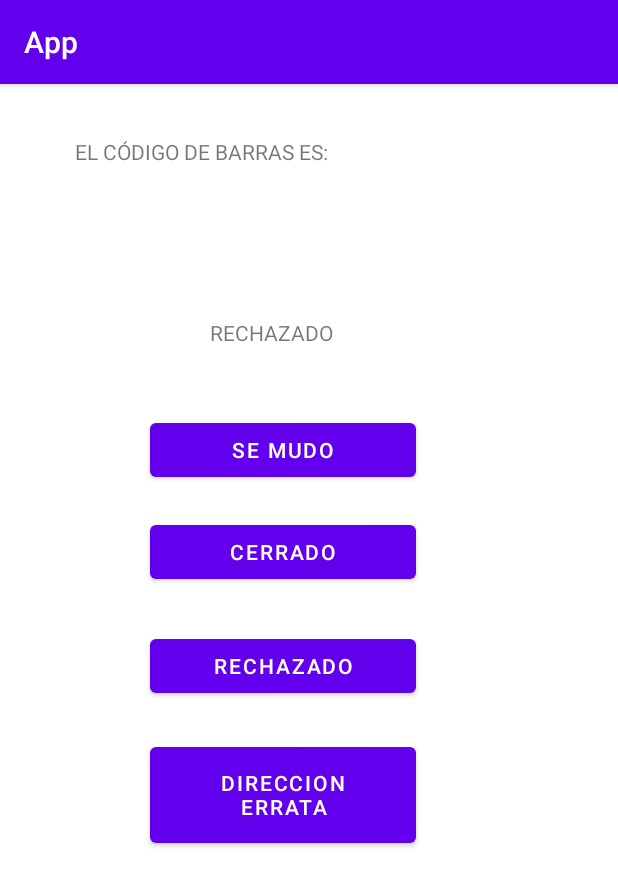
After one commit to pachoGit/AppScanner, an Android app: the RefusedStateActivity screen opened directly, with no data from a screen before it, on a phone screen of 412 x 824 dp. The commit adds this screen. Shown: the top 886 px of the screen. Run offline under Robolectric (Android 15) with nearby library versions, the phone set to English and light mode, and no system bars.

Commit message:
Creando la actividad de RECHAZADO

```diff
--- /dev/null
+++ b/app/src/main/java/com/example/app/RefusedStateActivity.kt
@@ -0,0 +1,11 @@
+package com.example.app
+
+import androidx.appcompat.app.AppCompatActivity
+import android.os.Bundle
+
+class RefusedStateActivity : AppCompatActivity() {
+    override fun onCreate(savedInstanceState: Bundle?) {
+        super.onCreate(savedInstanceState)
+        setContentView(R.layout.activity_refused_state)
+    }
+}
--- a/app/src/main/res/layout/activity_choose_state.xml
+++ b/app/src/main/res/layout/activity_choose_state.xml
@@ -22,7 +22,7 @@
         android:layout_height="59dp"
         android:layout_marginStart="90dp"
         android:layout_marginTop="175dp"
-        android:text="VOLVER A TOMAR FOTO"
+        android:text="VOLVER A ESCANEAR"
         app:layout_constraintStart_toStartOf="parent"
         app:layout_constraintTop_toTopOf="parent" />
 
@@ -41,9 +41,7 @@
         android:layout_height="72dp"
         android:layout_marginStart="74dp"
         android:layout_marginTop="365dp"
-        android:background="#4CAF50"
         android:text="ENTREGADO"
-        android:textColor="#263238"
         app:layout_constraintStart_toStartOf="parent"
         app:layout_constraintTop_toTopOf="parent" />
 
@@ -53,9 +51,7 @@
         android:layout_height="72dp"
         android:layout_marginStart="74dp"
         android:layout_marginTop="488dp"
-        android:background="#4CAF50"
         android:text="RECHAZADO"
-        android:textColor="#263238"
         app:layout_constraintStart_toStartOf="parent"
         app:layout_constraintTop_toTopOf="parent" />
 </androidx.constraintlayout.widget.ConstraintLayout>
--- /dev/null
+++ b/app/src/main/res/layout/activity_refused_state.xml
@@ -0,0 +1,77 @@
+<?xml version="1.0" encoding="utf-8"?>
+<androidx.constraintlayout.widget.ConstraintLayout xmlns:android="http://schemas.android.com/apk/res/android"
+    xmlns:app="http://schemas.android.com/apk/res-auto"
+    xmlns:tools="http://schemas.android.com/tools"
+    android:layout_width="match_parent"
+    android:layout_height="match_parent"
+    tools:context=".RefusedStateActivity">
+
+    <Button
+        android:id="@+id/btnWrongAddress"
+        android:layout_width="177dp"
+        android:layout_height="76dp"
+        android:layout_marginStart="100dp"
+        android:layout_marginTop="436dp"
+        android:text="DIRECCION ERRATA"
+        app:layout_constraintStart_toStartOf="parent"
+        app:layout_constraintTop_toTopOf="parent" />
+
+    <TextView
+        android:id="@+id/textView3"
+        android:layout_width="294dp"
+        android:layout_height="29dp"
+        android:layout_marginStart="50dp"
+        android:layout_marginTop="35dp"
+        android:text="EL CÓDIGO DE BARRAS ES:"
+        app:layout_constraintStart_toStartOf="parent"
+        app:layout_constraintTop_toTopOf="parent" />
+
+    <TextView
+        android:id="@+id/textCodeBar3"
+        android:layout_width="298dp"
+        android:layout_height="34dp"
+        android:layout_marginStart="50dp"
+        android:layout_marginTop="89dp"
+        app:layout_constraintStart_toStartOf="parent"
+        app:layout_constraintTop_toTopOf="parent" />
+
+    <TextView
+        android:id="@+id/textView5"
+        android:layout_width="113dp"
+        android:layout_height="34dp"
+        android:layout_marginStart="140dp"
+        android:layout_marginTop="156dp"
+        android:text="RECHAZADO"
+        app:layout_constraintStart_toStartOf="parent"
+        app:layout_constraintTop_toTopOf="parent" />
+
+    <Button
+        android:id="@+id/btnMoved"
+        android:layout_width="177dp"
+        android:layout_height="48dp"
+        android:layout_marginStart="100dp"
+        android:layout_marginTop="220dp"
+        android:text="SE MUDO"
+        app:layout_constraintStart_toStartOf="parent"
+        app:layout_constraintTop_toTopOf="parent" />
+
+    <Button
+        android:id="@+id/btnClosed"
+        android:layout_width="177dp"
+        android:layout_height="48dp"
+        android:layout_marginStart="100dp"
+        android:layout_marginTop="288dp"
+        android:text="CERRADO"
+        app:layout_constraintStart_toStartOf="parent"
+        app:layout_constraintTop_toTopOf="parent" />
+
+    <Button
+        android:id="@+id/btnRejected"
+        android:layout_width="177dp"
+        android:layout_height="48dp"
+        android:layout_marginStart="100dp"
+        android:layout_marginTop="364dp"
+        android:text="RECHAZADO"
+        app:layout_constraintStart_toStartOf="parent"
+        app:layout_constraintTop_toTopOf="parent" />
+</androidx.constraintlayout.widget.ConstraintLayout>
```
Also changed, not shown: app/src/main/AndroidManifest.xml (+7 -0 lines), app/src/main/java/com/example/app/ChooseStateActivity.kt (+38 -3 lines), app/src/main/java/com/example/app/DeliveredStateActivity.kt (+9 -0 lines), app/src/main/java/com/example/app/MainActivity.kt (+20 -8 lines).
